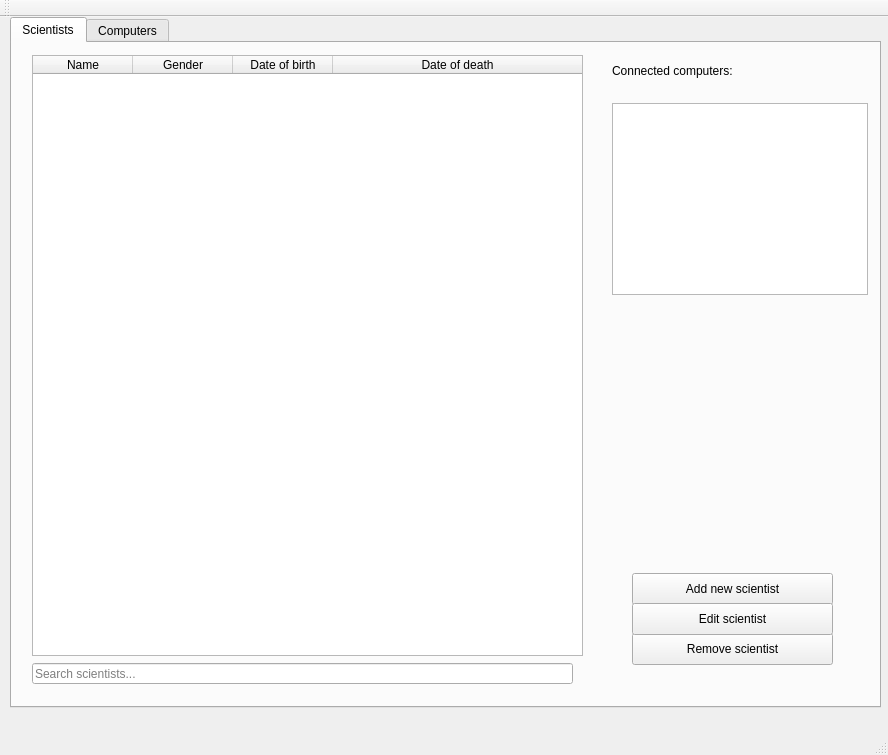
Qt form computer_scientists_ui/mainwindow.ui (2015-VLN1-Group-44/ComputerScientists_UI) before a commit.
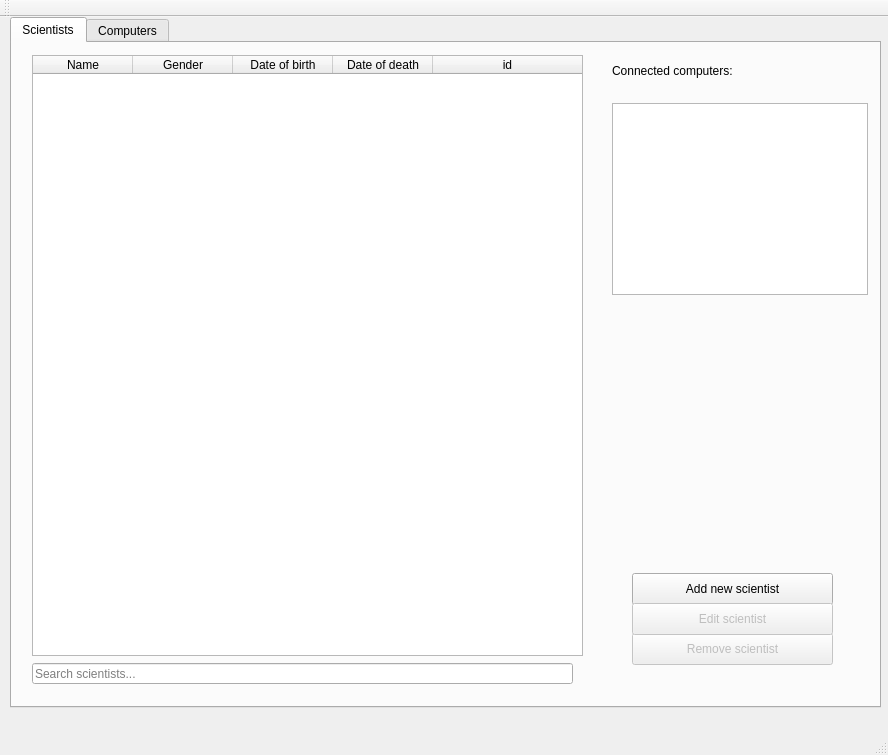
The same form after that commit. The open tabs and pages were chosen to show the change.

Commit message: bætti við hidden id í scientists og computers töflum. Auto-refreshar eftir Add Scientist

Patch:
```diff
--- a/computer_scientists_ui/mainwindow.ui
+++ b/computer_scientists_ui/mainwindow.ui
@@ -74,6 +74,11 @@
         <string>Date of death</string>
        </property>
       </column>
+      <column>
+       <property name="text">
+        <string>id</string>
+       </property>
+      </column>
      </widget>
      <widget class="QListWidget" name="listWidget">
       <property name="geometry">
@@ -86,6 +91,9 @@
       </property>
      </widget>
      <widget class="QPushButton" name="remove_scientist_button">
+      <property name="enabled">
+       <bool>false</bool>
+      </property>
       <property name="geometry">
        <rect>
         <x>620</x>
@@ -112,6 +120,9 @@
       </property>
      </widget>
      <widget class="QPushButton" name="edit_scientist_button">
+      <property name="enabled">
+       <bool>false</bool>
+      </property>
       <property name="geometry">
        <rect>
         <x>620</x>
```
Left out of the diff: 8 changed lines with no effect on the pictures. The commit also changes 1 other file.
